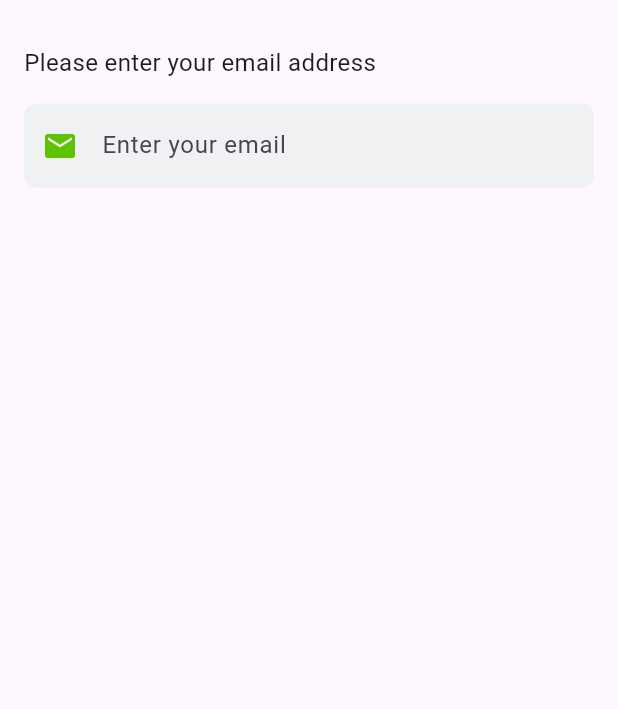
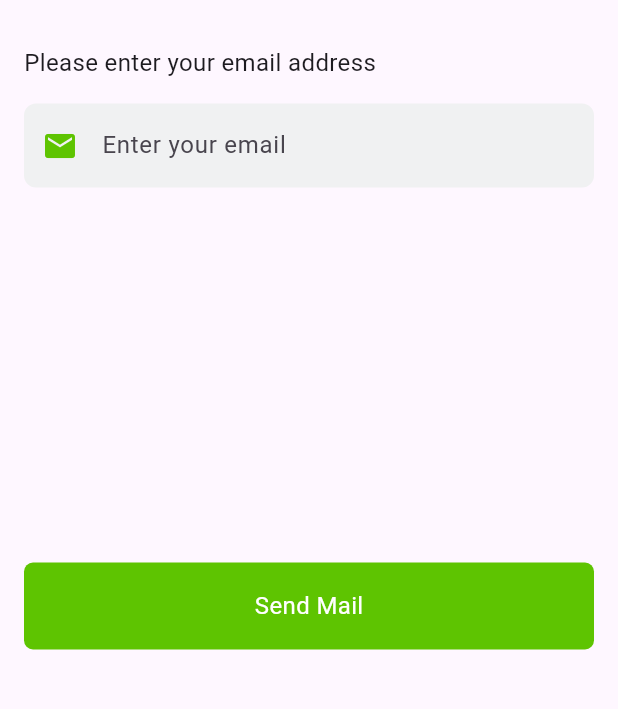
Before and after one commit to Hannan-Hussain/groplus, a Flutter app: the ForgetPasswordScreen screen opened directly, on a phone screen of 412 x 824 dp, the part 333-1042 px from its top. Run offline on Flutter 3.47's test engine with Material 3 defaults, Android fonts, the phone set to English and light mode, and no system bars; our stand-ins replace cloud_firestore, firebase_auth, firebase_core; accounts and stored records are empty.

Commit message:
add button on forget screen

```diff
--- a/lib/screens/forget_password_screen.dart
+++ b/lib/screens/forget_password_screen.dart
@@ -96,7 +96,11 @@ class _ForgetPasswordScreenState extends State<ForgetPasswordScreen> {
                       controller: emailController,
                     ),
                     const SizedBox(height: 250),
-
+                    PrimaryButton(
+                      title: "Send Mail",
+                      icon: Icons.mail,
+                      ontap: sendLinkForResetPassword,
+                    ),
                   ],
                 ),
               ),
```
